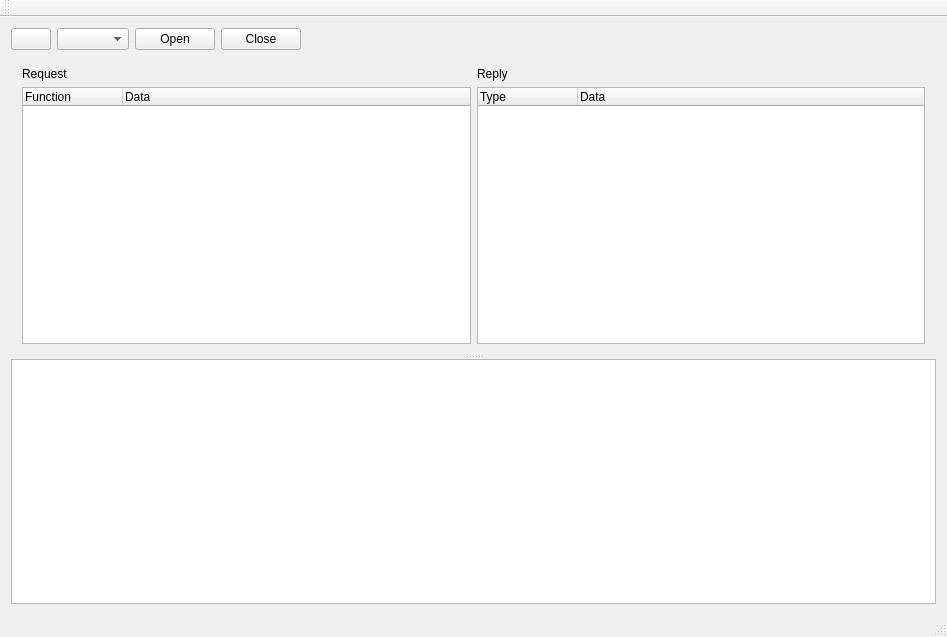
Above: project/src/mainwindow.ui from pioupus/qRPCRuntimeParser before the change. Below: the same form after it.
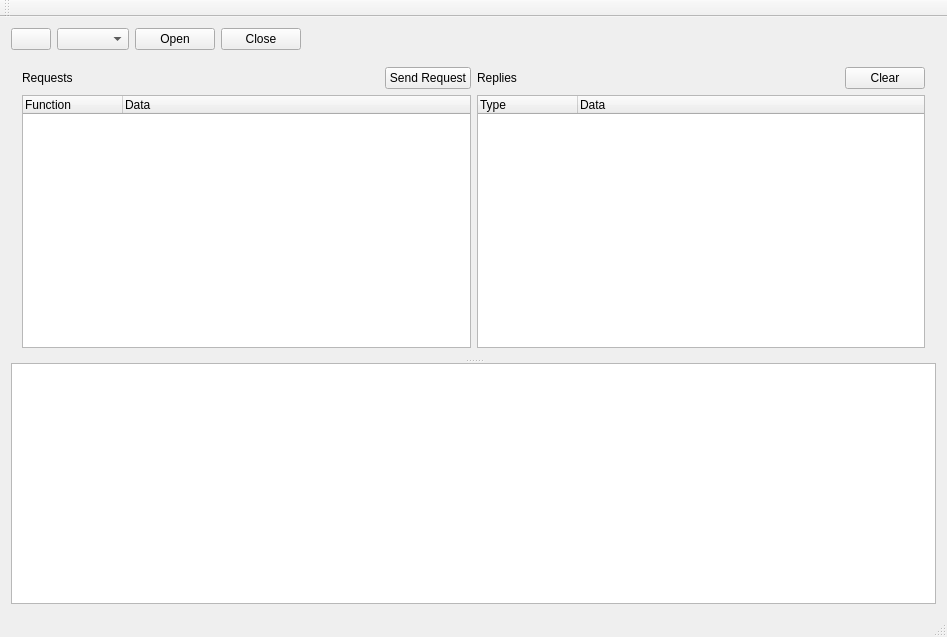
That is the form after the change. Icons and pictures are not drawn.

Commit message: First time able to send basic requests and getting correct answers. Presentation of the data needs work and posibility to set parameter values is missing.

```diff
--- a/project/src/mainwindow.ui
+++ b/project/src/mainwindow.ui
@@ -65,21 +65,69 @@
       <property name="orientation">
        <enum>Qt::Vertical</enum>
       </property>
-      <widget class="QWidget" name="gridLayoutWidget">
+      <widget class="QWidget" name="">
        <layout class="QGridLayout" name="gridLayout">
         <item row="0" column="0">
-         <widget class="QLabel" name="label">
-          <property name="text">
-           <string>Request</string>
-          </property>
-         </widget>
+         <layout class="QHBoxLayout" name="horizontalLayout_2">
+          <item>
+           <widget class="QLabel" name="label">
+            <property name="text">
+             <string>Requests</string>
+            </property>
+           </widget>
+          </item>
+          <item>
+           <spacer name="horizontalSpacer_2">
+            <property name="orientation">
+             <enum>Qt::Horizontal</enum>
+            </property>
+            <property name="sizeHint" stdset="0">
+             <size>
+              <width>40</width>
+              <height>20</height>
+             </size>
+            </property>
+           </spacer>
+          </item>
+          <item>
+           <widget class="QPushButton" name="pushButton">
+            <property name="text">
+             <string>Send Request</string>
+            </property>
+           </widget>
+          </item>
+         </layout>
         </item>
         <item row="0" column="1">
-         <widget class="QLabel" name="label_2">
-          <property name="text">
-           <string>Reply</string>
-          </property>
-         </widget>
+         <layout class="QHBoxLayout" name="horizontalLayout_3">
+          <item>
+           <widget class="QLabel" name="label_2">
+            <property name="text">
+             <string>Replies</string>
+            </property>
+           </widget>
+          </item>
+          <item>
+           <spacer name="horizontalSpacer_3">
+            <property name="orientation">
+             <enum>Qt::Horizontal</enum>
+            </property>
+            <property name="sizeHint" stdset="0">
+             <size>
+              <width>40</width>
+              <height>20</height>
+             </size>
+            </property>
+           </spacer>
+          </item>
+          <item>
+           <widget class="QPushButton" name="pushButton_2">
+            <property name="text">
+             <string>Clear</string>
+            </property>
+           </widget>
+          </item>
+         </layout>
         </item>
         <item row="1" column="0">
          <widget class="QTreeWidget" name="treeWidget_2">
```
Left out of the diff: 35 changed lines with no effect on the pictures. The commit also changes 8 other files.
